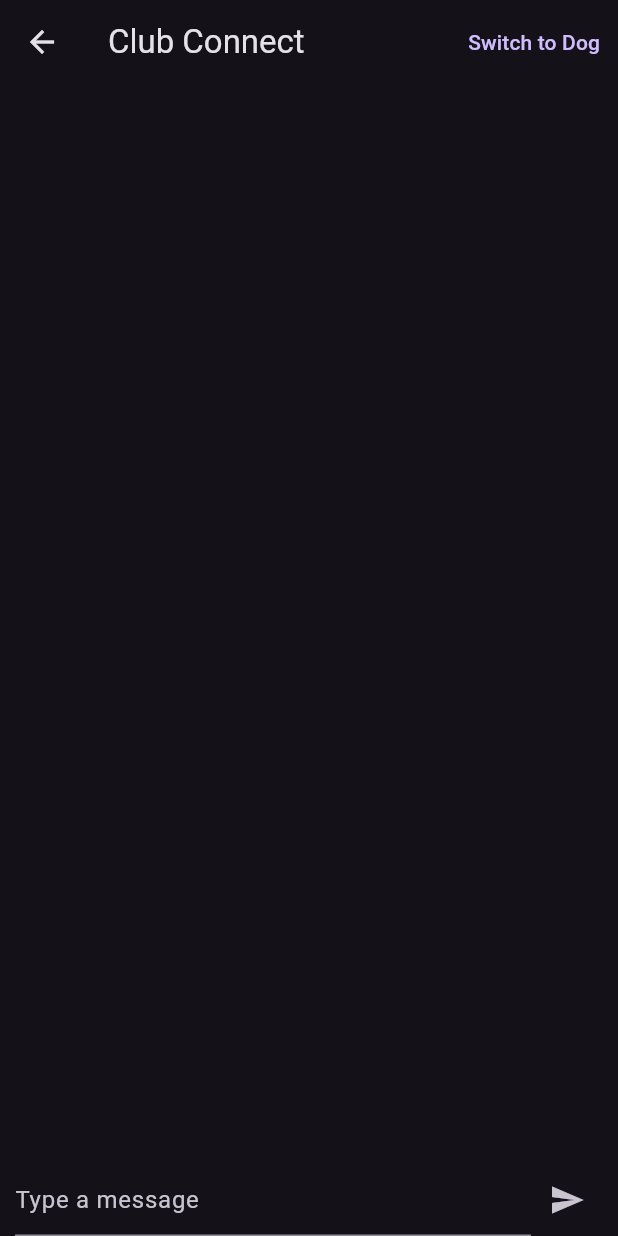
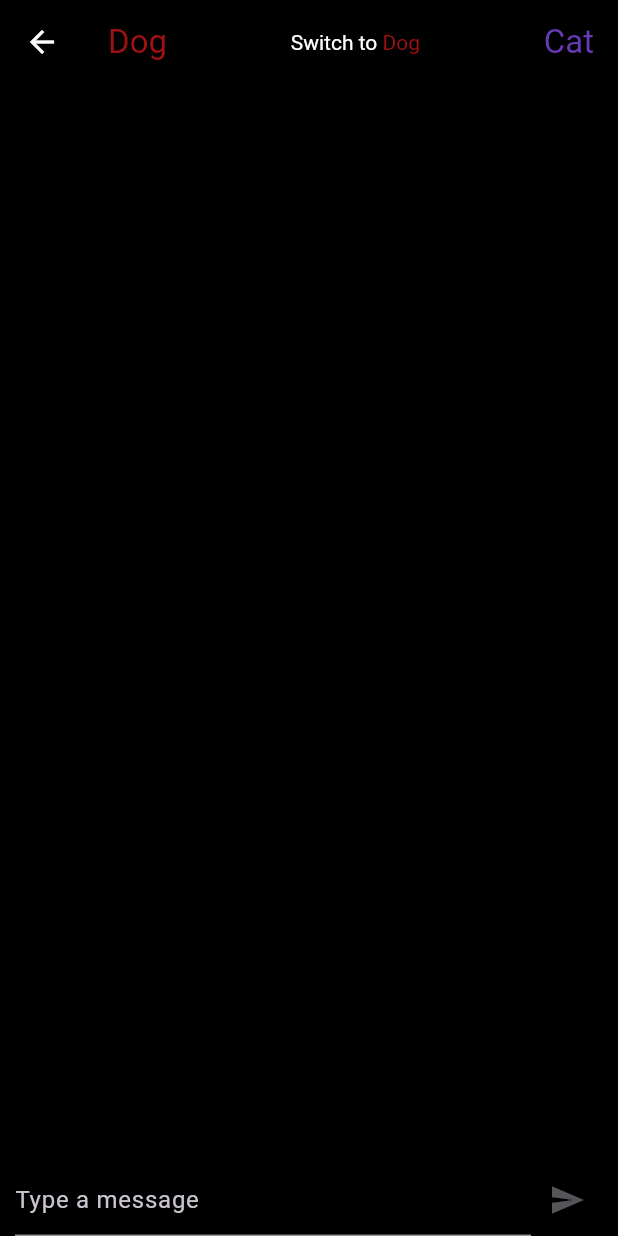
Before and after one commit to Tect0n/Club-Connection, a Flutter app: the screen it shows after launch, after a tap on "Start Chat", on a phone screen of 412 x 824 dp. Run offline on Flutter 3.47's test engine with Material 3 defaults, Android fonts, the light colour scheme and no system bars.

Commit message:
Final Commit

```diff
--- a/club_connection/lib/main.dart
+++ b/club_connection/lib/main.dart
@@ -1,3 +1,5 @@
+// ignore_for_file: prefer_const_constructors
+
 import 'package:flutter/material.dart';
 
 import 'pages/home_page.dart';
@@ -12,7 +14,24 @@ class MainApp extends StatelessWidget {
   @override
   Widget build(BuildContext context) {
     return MaterialApp(
-      theme: ThemeData.dark(),
+      theme: ThemeData(
+        brightness: Brightness.dark,
+        primaryColor: Colors.black,
+        scaffoldBackgroundColor: Colors.black,
+        hintColor: Colors.grey[700],
+        textTheme: TextTheme(
+          bodyText1: TextStyle(color: Colors.white),
+          bodyText2: TextStyle(color: Colors.grey[400]),
+        ),
+
+        appBarTheme: AppBarTheme(
+          backgroundColor: Colors.black,
+          iconTheme: IconThemeData(color: Colors.white),
+        ),
+
+
+
+      ),
       debugShowCheckedModeBanner: false,
 
       home: HomePage(),
--- a/club_connection/lib/pages/chat_page.dart
+++ b/club_connection/lib/pages/chat_page.dart
@@ -1,3 +1,5 @@
+// ignore_for_file: sort_child_properties_last, prefer_const_constructors
+
 import 'package:flutter/material.dart';
 
 class ChatPage extends StatefulWidget {
@@ -25,18 +27,44 @@ class _ChatPageState extends State<ChatPage> {
   Widget build(BuildContext context) {
     return Scaffold(
       appBar: AppBar(
-        title: Text('Club Connect'),
-        actions: [
+        title: Row(
+          children: [
+            Text(widget.user2 ?? 'Cat',
+            style: TextStyle(color: Color.fromARGB(176, 233, 25, 25),),),
+            Spacer(),
             TextButton(
-            child: Text('Switch to ' + (currentUser == widget.user1 ? widget.user2 ?? 'Cat' : widget.user1 ?? 'Dog')),
+              child: RichText(
+                text: TextSpan(
+                  children: <TextSpan>[
+                    TextSpan(
+                      text: 'Switch to ',
+                      style: TextStyle(color: Colors.white),
+                    ),
+                    TextSpan(
+                      text: currentUser == widget.user1 ? widget.user2 ?? 'Cat' : widget.user1 ?? 'Dog',
+                      style: TextStyle(color: currentUser == widget.user1 ? Color.fromARGB(176, 233, 25, 25) : Colors.deepPurple),
+                    ),
+                  ],
+                ),
+              ),
               onPressed: () {
                 setState(() {
                   currentUser = currentUser == widget.user1 ? widget.user2 : widget.user1;
                 });
               },
             ),
-        ],
+
+
+            Spacer(),
+            Text(widget.user1 ?? 'Dog',
+            style: TextStyle(color: Colors.deepPurple),),
+          ]
         ),
+      ),
+
+
+
+
       body: Column(
         children: [
           Expanded(
@@ -52,7 +80,7 @@ class _ChatPageState extends State<ChatPage> {
                       padding: EdgeInsets.all(10),
                       margin: EdgeInsets.all(10),
                       decoration: BoxDecoration(
-                        color: isUser1 ? Colors.blue : Colors.green,
+                        color: isUser1 ? Colors.deepPurple : Color.fromARGB(176, 233, 25, 25),
                         borderRadius: BorderRadius.circular(10),
                       ),
                       child: Text(
@@ -76,12 +104,25 @@ class _ChatPageState extends State<ChatPage> {
                 Expanded(
                   child: TextField(
                     controller: messageController,
-                    decoration: InputDecoration(hintText: 'Type a message'),
+                    cursorColor: currentUser == widget.user1 ? Colors.deepPurple : Color.fromARGB(176, 233, 25, 25),
+                    decoration: InputDecoration(
+                      hintText: 'Type a message',
+                      focusedBorder: UnderlineInputBorder(
+                        borderSide: BorderSide(color: currentUser == widget.user1 ? Colors.deepPurple : Color.fromARGB(176, 233, 25, 25), width: 2.0),
+                      ),
+                    )
                   ),
                 ),
-                IconButton(
+                ValueListenableBuilder(
+                  valueListenable: messageController,
+                  builder: (BuildContext context, TextEditingValue value, Widget? child) {
+                    return IconButton(
                       icon: Icon(Icons.send),
-                  onPressed: () {
+                      color: value.text.isNotEmpty
+                      ? (currentUser == widget.user1 ? Colors.deepPurple : Color.fromARGB(176, 233, 25, 25))
+                      : Colors.grey,
+                      onPressed: value.text.isNotEmpty
+                        ? () {
                             setState(() {
                               messages.add({
                                 'user': currentUser,
@@ -89,6 +130,9 @@ class _ChatPageState extends State<ChatPage> {
                               });
                               messageController.clear();
                             });
+                          }
+                        : null,
+                    );
                   },
                 ),
               ],
--- a/club_connection/lib/pages/home_page.dart
+++ b/club_connection/lib/pages/home_page.dart
@@ -30,13 +30,15 @@ class HomePage extends StatelessWidget {
               padding: EdgeInsets.symmetric(horizontal: 40.0),
               child: TextField(
                 controller: user1Controller,
+                cursorColor: Color.fromARGB(176, 233, 25, 25),
                 decoration: InputDecoration(
                   enabledBorder: OutlineInputBorder(
-                    borderSide: BorderSide(color: Colors.blue, width: 2.0),
+                    borderSide: BorderSide(color: Color.fromARGB(176, 233, 25, 25), width: 2.0),
                   ),
                   labelText: 'User 1',
+                  labelStyle: TextStyle(color: Color.fromARGB(176, 233, 25, 25)),
                   focusedBorder: OutlineInputBorder(
-                    borderSide: BorderSide(color: Colors.blue, width: 2.0),
+                    borderSide: BorderSide(color: Color.fromARGB(176, 233, 25, 25), width: 2.0),
                   ),
                 ),
               ),
@@ -51,13 +53,15 @@ class HomePage extends StatelessWidget {
               padding: EdgeInsets.symmetric(horizontal: 40.0),
               child: TextField(
                 controller: user2Controller,
+                cursorColor: Colors.deepPurple,
                 decoration: InputDecoration(
                   enabledBorder: OutlineInputBorder(
-                    borderSide: BorderSide(color: Colors.green, width: 2.0),
+                    borderSide: BorderSide(color: Colors.deepPurple, width: 2.0),
                   ),
                   labelText: 'User 2',
+                  labelStyle: TextStyle(color: Colors.deepPurple),
                   focusedBorder: OutlineInputBorder(
-                    borderSide: BorderSide(color: Colors.green, width: 2.0),
+                    borderSide: BorderSide(color: Colors.deepPurple, width: 2.0),
                   ),
                 ),
               ),
```
Also changed, not shown: Club Connect Home page.jpg (added), Club Connect chat page.jpg (added). Lines whose indentation alone changed are shown as unchanged.
